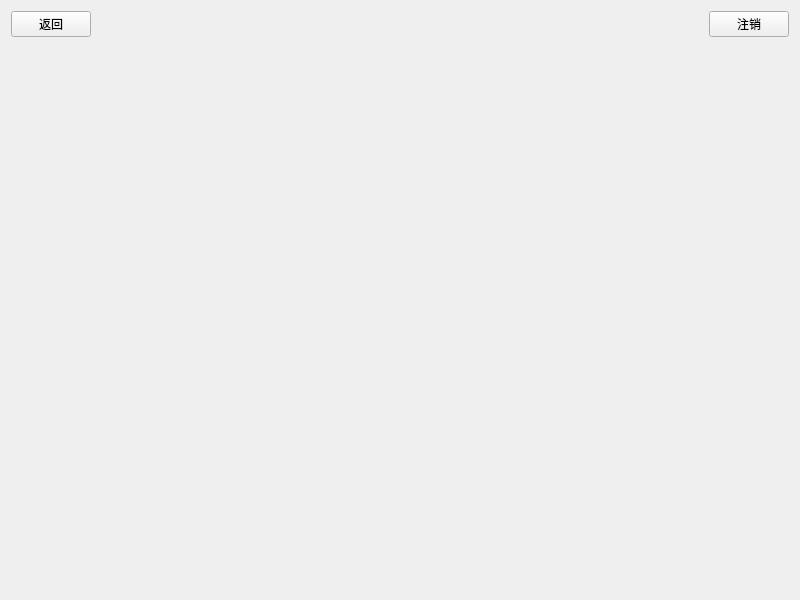
Qt form pat_doc/masterview.ui (roeeshua/pat_doc) before a commit.
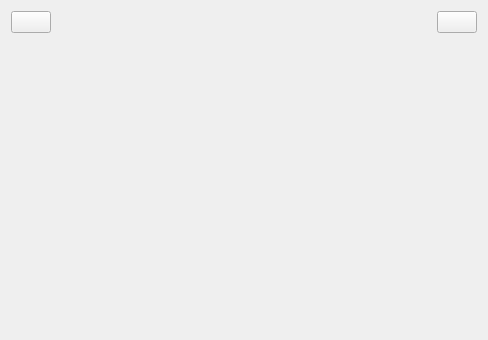
The same form after that commit. Icons and pictures are not drawn.

Diff of the .ui file:
```diff
--- a/pat_doc/masterview.ui
+++ b/pat_doc/masterview.ui
@@ -6,8 +6,8 @@
    <rect>
     <x>0</x>
     <y>0</y>
-    <width>800</width>
-    <height>600</height>
+    <width>488</width>
+    <height>340</height>
    </rect>
   </property>
   <property name="windowTitle">
@@ -19,7 +19,10 @@
      <item>
       <widget class="QPushButton" name="btBack">
        <property name="text">
-        <string>返回</string>
+        <string/>
+       </property>
+       <property name="icon">
+        <iconset theme="QIcon::ThemeIcon::GoPrevious"/>
        </property>
       </widget>
      </item>
@@ -41,6 +44,9 @@
        <property name="text">
         <string/>
        </property>
+       <property name="alignment">
+        <set>Qt::AlignmentFlag::AlignJustify|Qt::AlignmentFlag::AlignVCenter</set>
+       </property>
       </widget>
      </item>
      <item>
@@ -59,7 +65,10 @@
      <item>
       <widget class="QPushButton" name="btLogout">
        <property name="text">
-        <string>注销</string>
+        <string/>
+       </property>
+       <property name="icon">
+        <iconset theme="QIcon::ThemeIcon::SystemShutdown"/>
        </property>
       </widget>
      </item>
```
